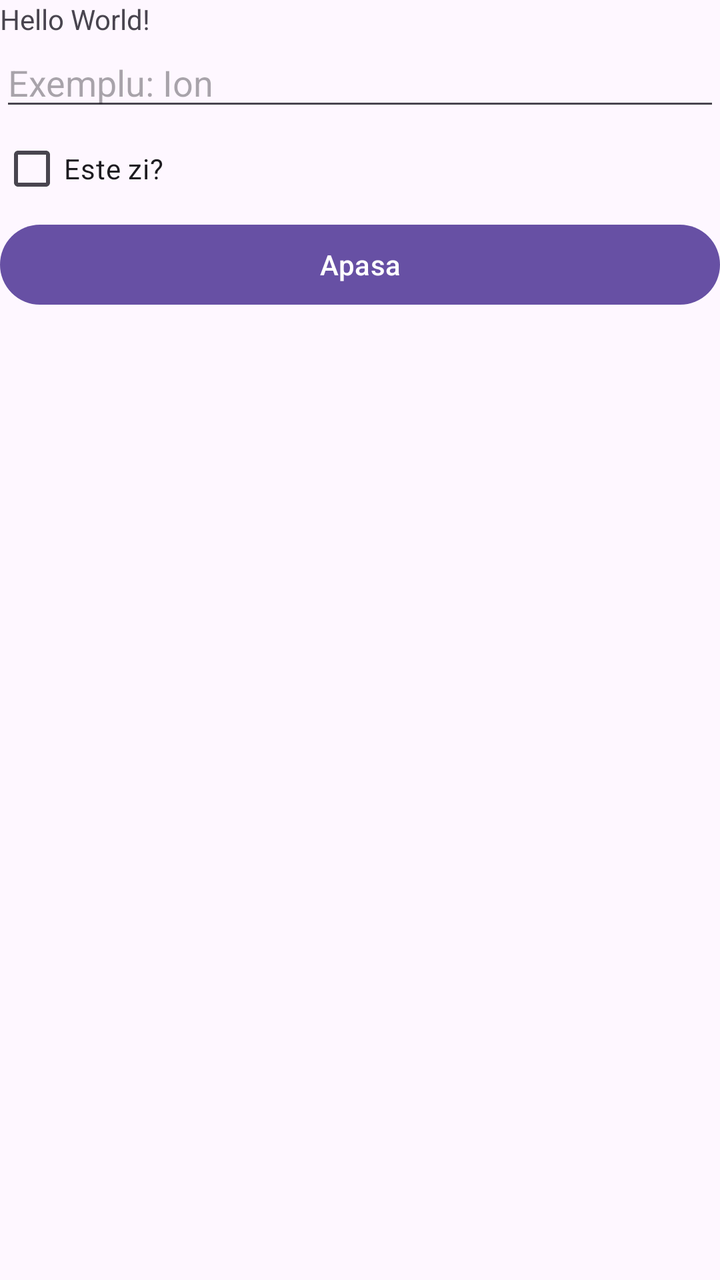
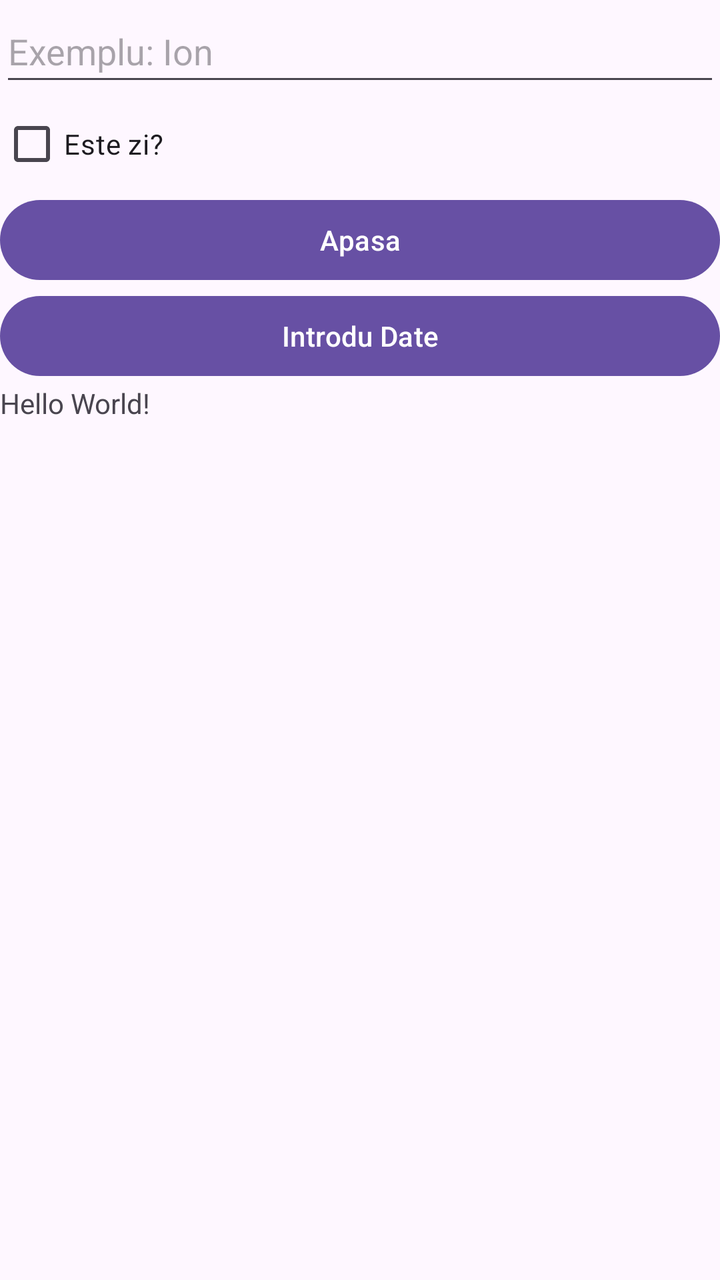

Before-and-after screenshots of an Android layout around one commit, followed by the original layout XML and the change that was made.
<!-- AndroidManifest.xml: application theme Theme.Seminar02 -->
<!-- res/layout/activity_main.xml -->
<?xml version="1.0" encoding="utf-8"?>
<LinearLayout xmlns:android="http://schemas.android.com/apk/res/android"
    xmlns:app="http://schemas.android.com/apk/res-auto"
    xmlns:tools="http://schemas.android.com/tools"
    android:id="@+id/main"
    android:orientation="vertical"
    android:layout_width="match_parent"
    android:layout_height="match_parent"
    tools:context=".MainActivity">

    <TextView
        android:layout_width="wrap_content"
        android:layout_height="wrap_content"
        android:text="@string/hello_world"/>
    <EditText
        android:id="@+id/nume_et"
        android:layout_width="match_parent"
        android:layout_height="wrap_content"
        android:hint="@string/exemplu_ion"/>
    <CheckBox
        android:id="@+id/esteZi_CB"
        android:layout_width="match_parent"
        android:layout_height="wrap_content"
        android:text="Este zi?"/>
    <Button
        android:layout_width="match_parent"
        android:layout_height="wrap_content"
        android:onClick="culegeDate"
        android:text="@string/apasa"
        />
</LinearLayout>
<!-- resources referenced by this layout -->
<resources>
  <string name="apasa">Apasa</string>
  <string name="exemplu_ion">Exemplu: Ion</string>
  <string name="hello_world">Hello World!</string>
  <style name="Theme.Seminar02" parent="Base.Theme.Seminar02" />
  <style name="Base.Theme.Seminar02" parent="Theme.Material3.DayNight.NoActionBar">
          
          
      </style>
</resources>

<!-- the commit's change to res/layout/activity_main.xml (unified diff, before → after) -->
@@ -8,14 +8,11 @@
     android:layout_height="match_parent"
     tools:context=".MainActivity">
 
-    <TextView
-        android:layout_width="wrap_content"
-        android:layout_height="wrap_content"
-        android:text="@string/hello_world"/>
     <EditText
         android:id="@+id/nume_et"
         android:layout_width="match_parent"
         android:layout_height="wrap_content"
+        android:minHeight="48dp"
         android:hint="@string/exemplu_ion"/>
     <CheckBox
         android:id="@+id/esteZi_CB"
@@ -28,4 +25,18 @@
         android:onClick="culegeDate"
         android:text="@string/apasa"
         />
+
+    <Button
+        android:layout_width="match_parent"
+        android:layout_height="wrap_content"
+        android:onClick="introduDate"
+        android:text="Introdu Date"
+        />
+
+    <TextView
+        android:id="@+id/rezultat"
+        android:layout_width="wrap_content"
+        android:layout_height="wrap_content"
+        android:text="@string/hello_world" />
+
 </LinearLayout>
